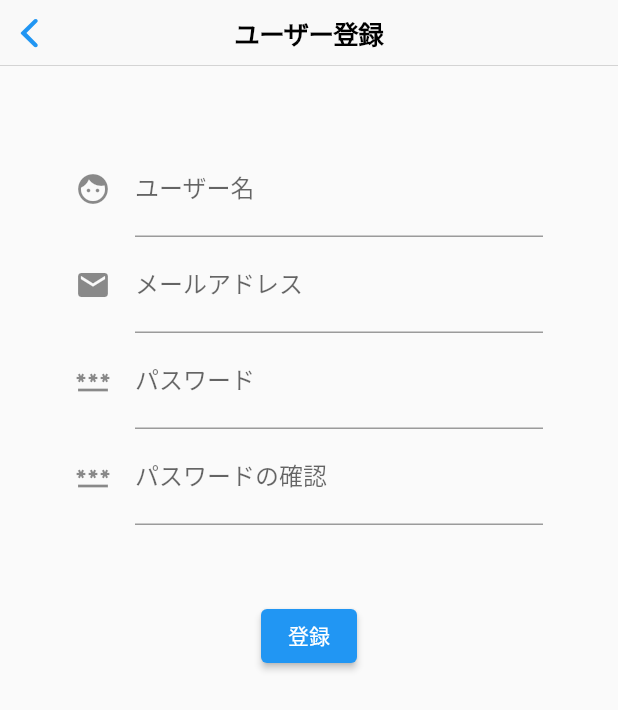
After one commit to NUTMEG-hackathon/baby-step-mobile-app, a Flutter app: the UserRegistPage screen opened directly, on a phone screen of 412 x 824 dp. The commit adds this screen. Shown: the top 710 px of the screen. Run offline on Flutter 3.47's test engine with Material 2 defaults, Android fonts, the light colour scheme and no system bars; our stand-ins replace flutter_riverpod, freezed_annotation, hooks_riverpod, state_notifier; missing offline and left inert: simple_logger, swipebuttonflutter; network calls fail.

Commit message:
[add] user regis state and pages

```diff
--- /dev/null
+++ b/lib/pages/user_regist_page/user_regist_page.dart
@@ -0,0 +1,107 @@
+import 'package:baby_step_up_app/pages/user_regist_page/user_regist_controller.dart';
+import 'package:flutter/cupertino.dart';
+import 'package:flutter/material.dart';
+import 'package:hooks_riverpod/hooks_riverpod.dart';
+import 'package:baby_step_up_app/model/model.dart';
+import 'package:baby_step_up_app/widgets/widgets.dart';
+
+class UserRegistPage extends StatelessWidget {
+  const UserRegistPage({Key? key}) : super(key: key);
+
+  @override
+  Widget build(BuildContext context) {
+    return const Scaffold(
+      appBar: CupertinoNavigationBar(
+        middle: Text('ユーザー登録'),
+      ),
+      body: SingleChildScrollView(
+        child: _View(),
+      ),
+    );
+  }
+}
+
+class _View extends ConsumerWidget {
+  const _View();
+
+  @override
+  Widget build(BuildContext context, WidgetRef ref) {
+    final controller = ref.watch(userRegistProvider.notifier);
+
+    return Container(
+      padding: const EdgeInsets.all(50),
+      child: Column(
+        mainAxisAlignment: MainAxisAlignment.spaceEvenly,
+        children: [
+          TextFormField(
+            enabled: true,
+            maxLines: 1,
+            decoration: const InputDecoration(
+              icon: Icon(Icons.face),
+              hintText: 'ユーザー名を入力してください',
+              labelText: 'ユーザー名',
+            ),
+            onChanged: (v) {
+              controller.setName(v);
+            },
+          ),
+          TextFormField(
+            enabled: true,
+            maxLines: 1,
+            decoration: const InputDecoration(
+              icon: Icon(Icons.mail),
+              hintText: 'メールアドレスを入力してください',
+              labelText: 'メールアドレス',
+            ),
+            onChanged: (v) {
+              controller.setEmail(v);
+            },
+          ),
+          TextFormField(
+            enabled: true,
+            maxLines: 1,
+            obscureText: true,
+            decoration: const InputDecoration(
+              icon: Icon(Icons.password),
+              hintText: 'パスワードを入力してください',
+              labelText: 'パスワード',
+            ),
+            onChanged: (v) {
+              print(v);
+            },
+            onEditingComplete: () {
+              controller.setName;
+            },
+          ),
+          TextFormField(
+            enabled: true,
+            maxLines: 1,
+            obscureText: true,
+            decoration: const InputDecoration(
+              icon: Icon(Icons.password),
+              hintText: '同じパスワードを入力してください',
+              labelText: 'パスワードの確認',
+            ),
+            validator: (v) {
+              return v!.isEmpty ? '入力して下さい' : null;
+            },
+            onChanged: (v) {
+              controller.setEmail(v);
+            },
+          ),
+          SizedBox(
+            height: 50,
+          ),
+          ElevatedButton(
+            onPressed: () {
+              print(controller.state.name);
+              print(controller.state.email);
+              print(controller.state.passwordConfirm);
+            },
+            child: Text('登録'),
+          ),
+        ],
+      ),
+    );
+  }
+}
--- a/lib/widgets/bottom_navigation_bar.dart
+++ b/lib/widgets/bottom_navigation_bar.dart
@@ -1,4 +1,5 @@
 import 'package:baby_step_up_app/pages/templates_list_page/templates_list_page.dart';
+import 'package:baby_step_up_app/pages/user_regist_page/user_regist_page.dart';
 import 'package:flutter/cupertino.dart';
 import 'package:flutter/material.dart';
 import 'package:baby_step_up_app/pages/items_page/items_page.dart';
@@ -8,7 +9,7 @@ import 'package:baby_step_up_app/pages/main_page/main_page.dart';
 
 // _viewsで表示させる画面を対応させる
 class BottomTabBar extends ConsumerWidget {
-  final _views = [ItemsPage(), MainPage(), TemplatesListPage()];
+  final _views = [UserRegistPage(), MainPage(), TemplatesListPage()];
 
   @override
   Widget build(BuildContext context, WidgetRef ref) {
```
Also changed, not shown: lib/pages/user_regist_page/user_regist_controller.dart (added, +41 -0 lines), lib/pages/user_regist_page/user_regist_state.dart (added, +15 -0 lines), lib/pages/user_regist_page/user_regist_state.freezed.dart (added).
